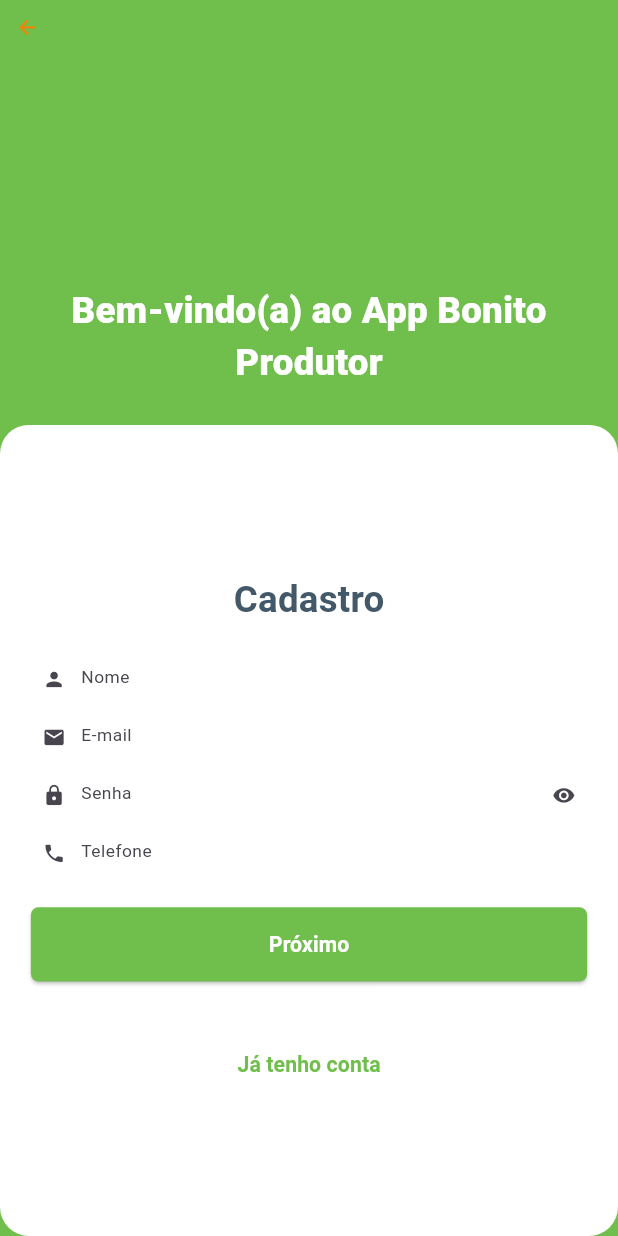
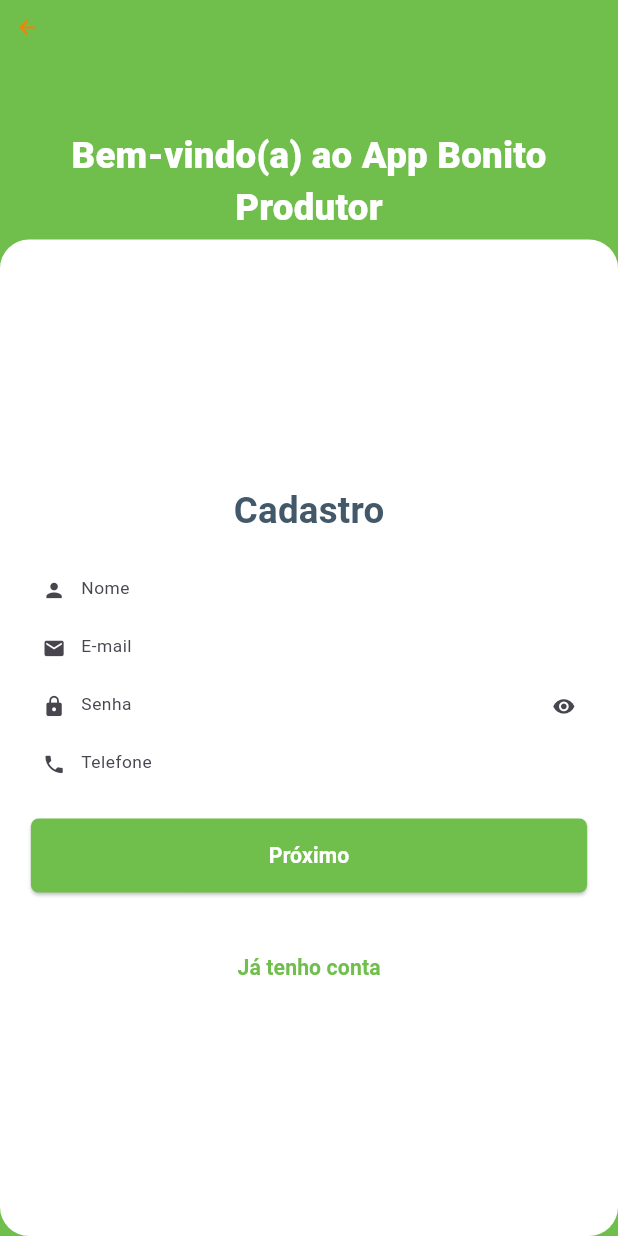
Before and after one commit to lmtsufape/vida-agroecologica-app-comercio-vendedor, a Flutter app: the SignUpScreen screen opened by its route, on a phone screen of 412 x 824 dp. Run offline on Flutter 3.47's test engine with Material 2 defaults, Android fonts, the phone set to English and light mode, and no system bars; our stand-ins replace bot_toast, date_time_picker, device_preview, dio, flutter_local_notifications, flutter_secure_storage and 9 more; missing offline and left inert: rate_my_app; accounts and stored records are empty; network calls fail.

```diff
--- a/lib/screens/sign up/sign_up_controller.dart
+++ b/lib/screens/sign up/sign_up_controller.dart
@@ -36,6 +36,15 @@ class SignUpController extends GetxController {
       TextEditingController();
   final TextEditingController _bairroController =
       TextEditingController();
+  final TextEditingController _nomeBancaController =
+      TextEditingController();
+  final TextEditingController _quantiaMinController =
+      TextEditingController();
+  final TextEditingController _horarioAberturaController =
+      TextEditingController();
+  final TextEditingController _horarioFechamentoController =
+      TextEditingController();
+
   TextEditingController get nomeController =>
       _nomeController;
   TextEditingController get emailController =>
@@ -50,6 +59,15 @@ class SignUpController extends GetxController {
       _numeroController;
   TextEditingController get bairroController =>
       _bairroController;
+  TextEditingController get nomeBancaController =>
+      _nomeBancaController;
+  TextEditingController get quantiaMinController =>
+      _quantiaMinController;
+  TextEditingController get horarioAberturaController =>
+      _horarioAberturaController;
+  TextEditingController get horarioFechamentoController =>
+      _horarioFechamentoController;
+
   String? get errorMessage => _errorMessage;
   int get infoIndex => _infoIndex;
 
--- a/lib/screens/sign up/sign_up_screen.dart
+++ b/lib/screens/sign up/sign_up_screen.dart
@@ -17,10 +17,16 @@ import '../../shared/core/navigator.dart';
 import '../start/start_controller.dart';
 import 'components/info_first_screen.dart';
 import 'components/info_second_screen.dart';
+import 'components/info_third_screen.dart';
 
-class SignUpScreen extends StatelessWidget {
+class SignUpScreen extends StatefulWidget {
   const SignUpScreen({Key? key}) : super(key: key);
 
+  @override
+  State<SignUpScreen> createState() => _SignUpScreenState();
+}
+
+class _SignUpScreenState extends State<SignUpScreen> {
   @override
   Widget build(BuildContext context) {
     /**Declare this variable to get the Media Query of the screen in the current context */
@@ -34,24 +40,26 @@ class SignUpScreen extends StatelessWidget {
           children: [
             Container(
                 width: size.width,
-              margin:
-                  EdgeInsets.only(top: size.height * 0.3),
+                margin: EdgeInsets.only(
+                    top: size.height * 0.15),
                 padding:
                     const EdgeInsets.all(kDefaultPadding),
                 decoration: BoxDecoration(
                     color: kBackgroundColor,
-                  borderRadius: BorderRadius.circular(30)),
+                    borderRadius:
+                        BorderRadius.circular(30)),
                 child: Column(
-                mainAxisAlignment: MainAxisAlignment.center,
-                crossAxisAlignment:
-                    CrossAxisAlignment.start,
                   children: [
                     const Spacer(),
                     Center(
                       child: Text(
                         controller.infoIndex == 0
                             ? 'Cadastro'
-                          : 'Endereço',
+                            : controller.infoIndex == 1
+                                ? 'Endereço'
+                                : controller.infoIndex == 2
+                                    ? 'Cadastro da Banca'
+                                    : 'Cadastro da Banca',
                         style: kTitle1.copyWith(
                             fontWeight: FontWeight.bold),
                       ),
@@ -60,12 +68,27 @@ class SignUpScreen extends StatelessWidget {
                         size: SpacerSize.huge),
                     Form(
                       child: Column(
-                      children: controller.infoIndex == 0
+                          children: controller.infoIndex ==
+                                  0
                               ? [
-                              InfoFirstScreen(controller),
+                                  InfoFirstScreen(
+                                      controller),
                                 ]
-                          : [InfoSecondScreen(controller)],
-                    ),
+                              : controller.infoIndex == 1
+                                  ? [
+                                      InfoSecondScreen(
+                                          controller),
+                                    ]
+                                  : controller.infoIndex ==
+                                          2
+                                      ? [
+                                          InfoThirdScreen(
+                                              controller),
+                                        ]
+                                      : [
+                                          InfoThirdScreen(
+                                              controller),
+                                        ]),
                     ),
                     const VerticalSpacerBox(
                         size: SpacerSize.huge),
@@ -78,7 +101,7 @@ class SignUpScreen extends StatelessWidget {
                               controller.next();
                             }),
                     const VerticalSpacerBox(
-                      size: SpacerSize.large),
+                        size: SpacerSize.medium),
                     controller.infoIndex != 0
                         ? Center(
                             child: CustomTextButton(
@@ -105,7 +128,8 @@ class SignUpScreen extends StatelessWidget {
                               ? CustomTextButton(
                                   title: 'Já tenho conta',
                                   onPressed: () {
-                                  navigatorKey.currentState!
+                                    navigatorKey
+                                        .currentState!
                                         .pushReplacementNamed(
                                             Screens.signin);
                                   },
@@ -116,8 +140,7 @@ class SignUpScreen extends StatelessWidget {
                     ),
                     const Spacer(),
                   ],
-              ),
-            ),
+                )),
             Column(
               mainAxisAlignment: MainAxisAlignment.center,
               children: [
@@ -131,7 +154,7 @@ class SignUpScreen extends StatelessWidget {
                   ),
                 ),
                 SizedBox(
-                  height: size.height * 0.5,
+                  height: size.height * 0.75,
                 )
               ],
             ),
```
Also changed, not shown: lib/screens/sign up/components/info_third_screen.dart (added, +146 -0 lines). Lines whose indentation alone changed are shown as unchanged.
